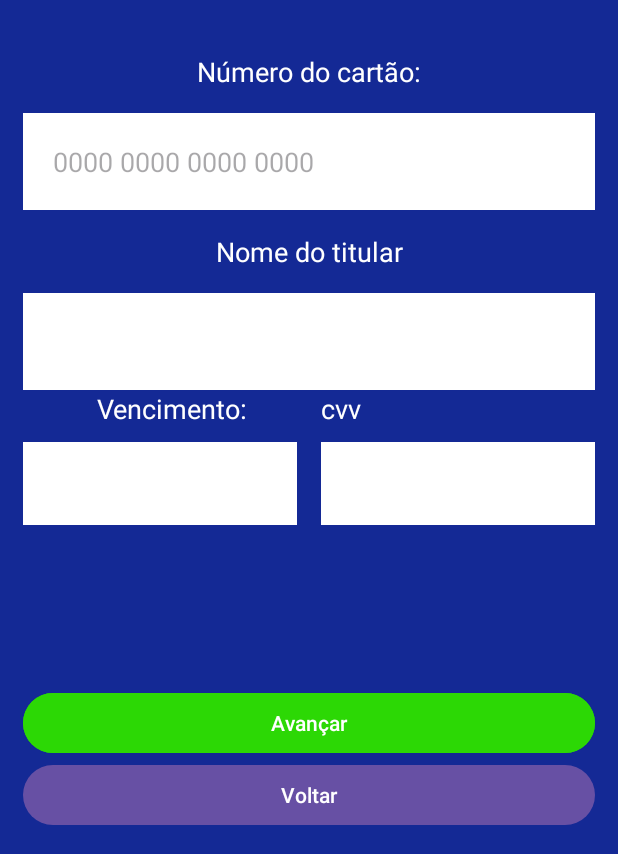
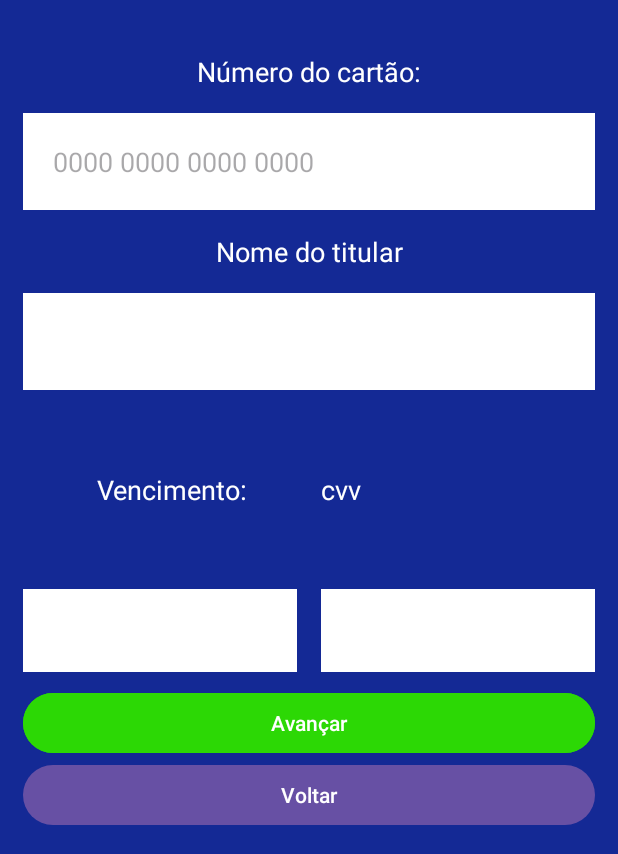
Before and after one commit to TulioRibeiroS/walletNew, an Android app: the RegisterCard screen opened directly, with no data from a screen before it, on a phone screen of 412 x 824 dp, the part 382-1236 px from its top. Run offline under Robolectric (Android 15) with nearby library versions, the phone set to English and light mode, and no system bars.

Commit message:
Resolvendo Bugs

```diff
--- a/app/src/main/java/com/example/wallett/MainActivity.kt
+++ b/app/src/main/java/com/example/wallett/MainActivity.kt
@@ -1,9 +1,9 @@
 package com.example.wallett
 
 import android.content.Intent
-import androidx.appcompat.app.AppCompatActivity
 import android.os.Bundle
 import android.widget.Button
+import androidx.appcompat.app.AppCompatActivity
 import com.example.wallett.service.RegisterCard
 import com.example.wallett.service.ShowAllCards
 
--- a/app/src/main/java/com/example/wallett/adapter/AdapterCards.kt
+++ b/app/src/main/java/com/example/wallett/adapter/AdapterCards.kt
@@ -1,7 +1,6 @@
 package com.example.wallett.adapter
 
 import android.view.LayoutInflater
-import android.view.View
 import android.view.ViewGroup
 import androidx.recyclerview.widget.RecyclerView
 import com.example.wallett.R
--- a/app/src/main/java/com/example/wallett/config/RetroConfig.kt
+++ b/app/src/main/java/com/example/wallett/config/RetroConfig.kt
@@ -5,7 +5,8 @@ import retrofit2.Retrofit
 import retrofit2.converter.gson.GsonConverterFactory
 
 class RetroConfig {
-    val cardController: CardController = Retrofit.Builder().baseUrl("http://192.168.50.4:3000").addConverterFactory(GsonConverterFactory.create())
+    val cardController: CardController = Retrofit.Builder().baseUrl("https://wallet-backend-nu.vercel.app/")
+        .addConverterFactory(GsonConverterFactory.create())
         .build()
         .create(CardController::class.java)
 }
--- a/app/src/main/res/layout/activity_registercard.xml
+++ b/app/src/main/res/layout/activity_registercard.xml
@@ -41,7 +41,7 @@
         android:background="@color/white"
         android:ems="10"
         android:hint="0000 0000 0000 0000"
-        android:inputType="text"
+        android:inputType="number"
         android:padding="20dp"
         android:text=""
         app:layout_constraintBottom_toTopOf="@id/NomeTitular"
@@ -82,15 +82,16 @@
         app:layout_constraintTop_toBottomOf="@id/NomeTitular" />
 
     <TextView
-        android:id="@+id/Vencimento"
+        android:id="@+id/tvCampoVencimento"
         android:layout_width="wrap_content"
         android:layout_height="wrap_content"
         android:text="Vencimento:"
         android:textColor="@color/white"
         android:textSize="18dp"
-        app:layout_constraintEnd_toStartOf="@id/cvv"
+        app:layout_constraintBottom_toTopOf="@+id/campoVencimento"
+        app:layout_constraintEnd_toStartOf="@id/campoCVV"
+
         app:layout_constraintStart_toStartOf="parent"
-
         app:layout_constraintTop_toBottomOf="@+id/campoNomeTitular" />
 
     <EditText
@@ -103,18 +104,19 @@
         android:ems="10"
         android:inputType="text"
         android:padding="15dp"
+        app:layout_constraintBottom_toTopOf="@+id/btAvancar"
         app:layout_constraintEnd_toStartOf="@id/campoCVV"
-        app:layout_constraintStart_toStartOf="parent"
 
-        app:layout_constraintTop_toBottomOf="@+id/Vencimento" />
+        app:layout_constraintStart_toStartOf="parent" />
 
     <TextView
-        android:id="@+id/cvv"
+        android:id="@+id/tvCampoCVV"
         android:layout_width="0dp"
         android:layout_height="wrap_content"
         android:text="cvv"
         android:textColor="@color/white"
         android:textSize="18dp"
+        app:layout_constraintBottom_toTopOf="@+id/campoCVV"
         app:layout_constraintEnd_toEndOf="parent"
         app:layout_constraintStart_toStartOf="@id/campoCVV"
         app:layout_constraintTop_toBottomOf="@+id/campoNomeTitular" />
@@ -127,11 +129,11 @@
         android:layout_marginStart="8dp"
         android:background="@color/white"
         android:ems="10"
-        android:inputType="text"
+        android:inputType="number"
         android:padding="15dp"
+        app:layout_constraintBottom_toTopOf="@+id/btAvancar"
         app:layout_constraintEnd_toEndOf="parent"
-        app:layout_constraintStart_toEndOf="@id/campoVencimento"
-        app:layout_constraintTop_toBottomOf="@+id/cvv" />
+        app:layout_constraintStart_toEndOf="@id/campoVencimento" />
 
     <Button
         android:id="@+id/btAvancar"
--- a/app/src/main/res/layout/activity_show_allcards.xml
+++ b/app/src/main/res/layout/activity_show_allcards.xml
@@ -12,8 +12,9 @@
         android:layout_width="match_parent"
         android:layout_height="match_parent"
         app:layoutManager="androidx.recyclerview.widget.LinearLayoutManager"
-        tools:listitem="@layout/card_item"
+        tools:layout_editor_absoluteX="9dp"
 
-        />
+        tools:layout_editor_absoluteY="9dp"
+        tools:listitem="@layout/card_item" />
 
 </androidx.constraintlayout.widget.ConstraintLayout>
```
Also changed, not shown: app/src/main/java/com/example/wallett/model/Card.kt (+8 -7 lines), app/src/main/java/com/example/wallett/service/ConfirmCard.kt (+6 -5 lines), app/src/main/java/com/example/wallett/service/RegisterCard.kt (+2 -5 lines), app/src/main/java/com/example/wallett/view/ViewHolderCards.kt (+4 -4 lines), app/src/main/res/layout/activity_confirm_card.xml (+35 -38 lines), app/src/main/res/layout/card_item.xml (+11 -11 lines), 3 other files.
